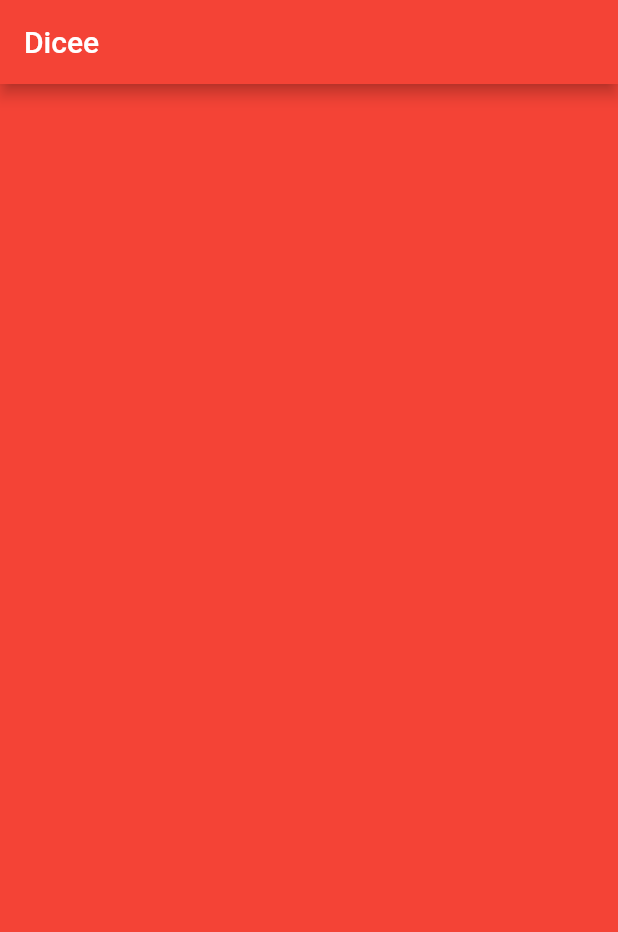
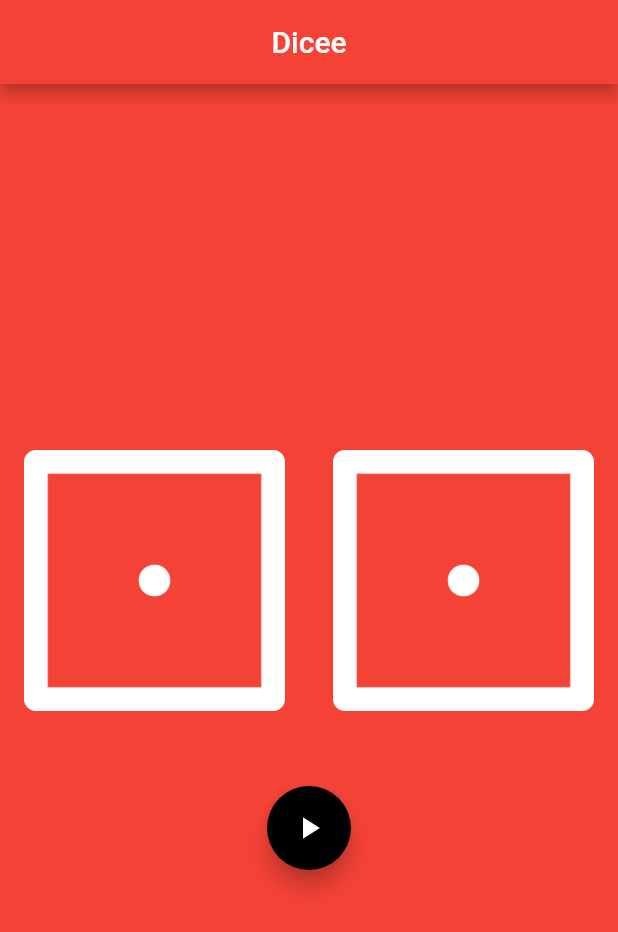
Before and after one commit to joaofbvieira/dicee-app-flutter, a Flutter app: the screen it shows after launch, on a phone screen of 412 x 824 dp. Shown: the top 932 px of the screen. Run offline on Flutter 3.47's test engine with Material 2 defaults, Android fonts, the phone set to English and light mode, and no system bars.

Commit message:
Random generating dices individually and all dices

```diff
--- a/lib/main.dart
+++ b/lib/main.dart
@@ -1,12 +1,14 @@
+import 'dart:math';
 import 'package:flutter/material.dart';
 
 void main() {
   return runApp(
     MaterialApp(
+      debugShowCheckedModeBanner: false,
       home: Scaffold(
         backgroundColor: Colors.red,
         appBar: AppBar(
-          title: Text('Dicee'),
+          title: Center(child: Text('Dicee')),
           backgroundColor: Colors.red,
         ),
         body: DicePage(),
@@ -15,9 +17,88 @@ void main() {
   );
 }
 
-class DicePage extends StatelessWidget {
+class DicePage extends StatefulWidget {
+  @override
+  _DicePageState createState() => _DicePageState();
+}
+
+class _DicePageState extends State<DicePage> {
+  final leftDiceKeyState = GlobalKey<_DiceButtonState>();
+  final rightDiceKeyState = GlobalKey<_DiceButtonState>();
+
   @override
   Widget build(BuildContext context) {
-    return Container();
+    return Column(
+      mainAxisAlignment: MainAxisAlignment.center,
+      children: <Widget>[
+        Row(
+          children: <Widget>[
+            Expanded(
+              child: DiceButton(
+                key: leftDiceKeyState,
+              ),
+            ),
+            Expanded(
+              child: DiceButton(
+                key: rightDiceKeyState,
+              ),
+            ),
+          ],
+        ),
+        SizedBox(
+          height: 50.0,
+        ),
+        Row(
+          mainAxisAlignment: MainAxisAlignment.spaceAround,
+          children: <Widget>[
+            FloatingActionButton(
+              onPressed: () {
+                setState(() {
+                  leftDiceKeyState.currentState.setRandomDiceNumber();
+                  rightDiceKeyState.currentState.setRandomDiceNumber();
+                });
+              },
+              child: Icon(Icons.play_arrow),
+              backgroundColor: Colors.black,
+            ),
+          ],
+        ),
+      ],
+    );
   }
 }
+
+class DiceButton extends StatefulWidget {
+  final int initialDiceNumber;
+
+  const DiceButton({Key key, this.initialDiceNumber = 1}) : super(key: key);
+
+  @override
+  _DiceButtonState createState() => _DiceButtonState();
+}
+
+class _DiceButtonState extends State<DiceButton> {
+  int diceNumber;
+
+  @override
+  void initState() {
+    super.initState();
+    diceNumber = widget.initialDiceNumber;
+  }
+
+  void setRandomDiceNumber() {
+    diceNumber = 1 + Random().nextInt(6);
+  }
+
+  @override
+  Widget build(BuildContext context) {
+    return FlatButton(
+      onPressed: () {
+        setState(() {
+          setRandomDiceNumber();
+        });
+      },
+      child: Image.asset('images/dice$diceNumber.png'),
+    );
+  }
+}
```
Also changed, not shown: 1 other file.
